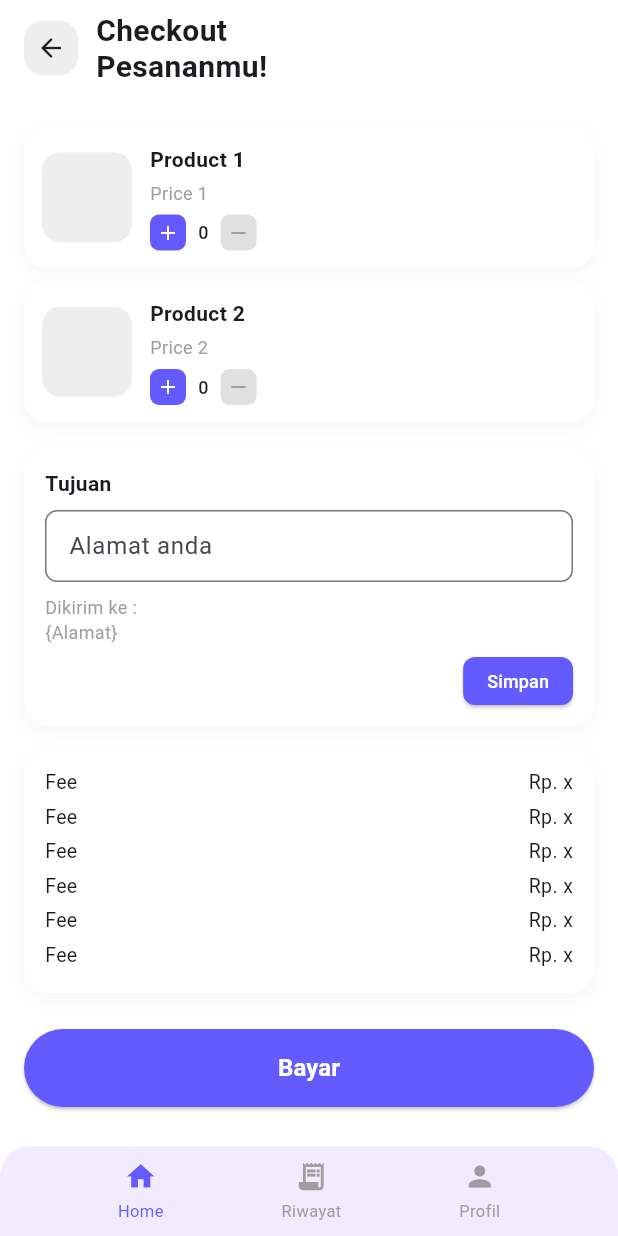
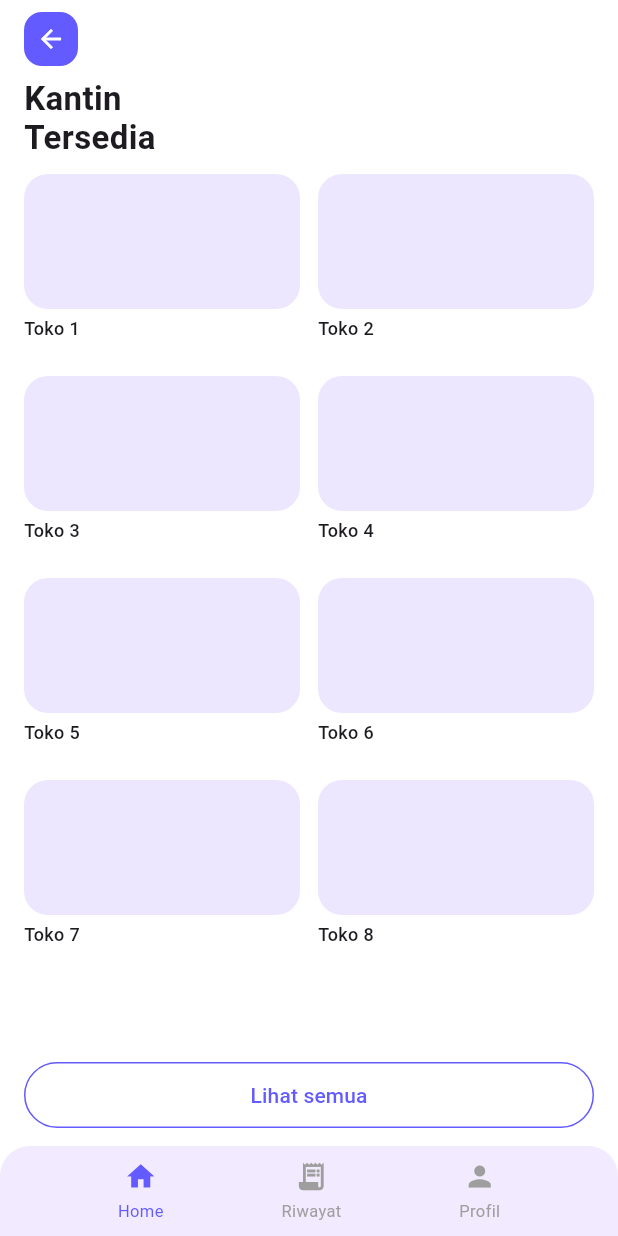
Before and after one commit to rsyafdhil/eato-app, a Flutter app: the screen it shows after launch, on a phone screen of 412 x 824 dp. Run offline on Flutter 3.47's test engine with Material 3 defaults, Android fonts, the light colour scheme and no system bars.

Commit message:
Menambahkan kantin page

```diff
--- a/lib/main.dart
+++ b/lib/main.dart
@@ -1,5 +1,6 @@
+import 'package:eato_app/pages/kantin_page.dart';
 import 'package:flutter/material.dart';
-import 'pages/checkout_page.dart';
+import 'pages/kantin_page.dart';
 
 void main() {
   runApp(const MyApp());
@@ -32,7 +33,7 @@ class MyApp extends StatelessWidget {
         // tested with just a hot reload.
         colorScheme: ColorScheme.fromSeed(seedColor: Colors.deepPurple),
       ),
-      home: const CheckoutPage(),
+      home: const KantinPage(),
     );
   }
 }
--- /dev/null
+++ b/lib/pages/kantin_page.dart
@@ -0,0 +1,204 @@
+import 'package:flutter/material.dart';
+
+class KantinPage extends StatefulWidget {
+  const KantinPage({super.key});
+
+  @override
+  State<KantinPage> createState() => _KantinPageState();
+}
+
+class _KantinPageState extends State<KantinPage> {
+  final List<String> _allKantin = [
+    'Toko 1','Toko 2','Toko 3','Toko 4',
+    'Toko 5','Toko 6','Toko 7','Toko 8',
+    'Toko 9','Toko 10','Toko 11','Toko 12',
+  ];
+
+  bool _showAll = false;
+
+  @override
+  Widget build(BuildContext context) {
+    final kantinToShow = _showAll ? _allKantin : _allKantin.take(8).toList();
+
+    return Scaffold(
+      backgroundColor: Colors.white,
+      body: SafeArea(
+        child: Column(
+          children: [
+            // AppBar
+            Padding(
+              padding: const EdgeInsets.symmetric(horizontal: 16, vertical: 8),
+              child: Row(
+                children: [
+                  Container(
+                    width: 36,
+                    height: 36,
+                    decoration: BoxDecoration(
+                      color: const Color(0xFF635BFF),
+                      borderRadius: BorderRadius.circular(12),
+                    ),
+                    child: const Icon(Icons.arrow_back,
+                        color: Colors.white, size: 20),
+                  ),
+                  const SizedBox(width: 12),
+                ],
+              ),
+            ),
+            const Padding(
+              padding: EdgeInsets.symmetric(horizontal: 16),
+              child: Align(
+                alignment: Alignment.centerLeft,
+                child: Text(
+                  "Kantin\nTersedia",
+                  style: TextStyle(
+                    fontSize: 22,
+                    fontWeight: FontWeight.bold,
+                    height: 1.2,
+                  ),
+                ),
+              ),
+            ),
+            const SizedBox(height: 12),
+
+            // BAGIAN YANG SCROLL: grid kantin
+            Expanded(
+              child: GridView.builder(
+                padding: const EdgeInsets.symmetric(horizontal: 16),
+                gridDelegate:
+                    const SliverGridDelegateWithFixedCrossAxisCount(
+                  crossAxisCount: 2,
+                  mainAxisSpacing: 12,
+                  crossAxisSpacing: 12,
+                  childAspectRatio: 3 / 2, // atur proporsi kartu
+                ),
+                itemCount: kantinToShow.length,
+                itemBuilder: (context, index) {
+                  return _KantinCard(namaKantin: kantinToShow[index]);
+                },
+              ),
+            ),
+
+            // Tombol lihat semua + bottom nav (tidak ikut scroll)
+            Padding(
+              padding:
+                  const EdgeInsets.symmetric(horizontal: 16, vertical: 12),
+              child: SizedBox(
+                width: double.infinity,
+                height: 44,
+                child: OutlinedButton(
+                  style: OutlinedButton.styleFrom(
+                    shape: RoundedRectangleBorder(
+                      borderRadius: BorderRadius.circular(24),
+                    ),
+                    side: const BorderSide(color: Color(0xFF635BFF)),
+                  ),
+                  onPressed: () {
+                    setState(() {
+                      _showAll = !_showAll;
+                    });
+                  },
+                  child: Text(
+                    _showAll ? "Tampilkan sedikit" : "Lihat semua",
+                    style: const TextStyle(
+                      color: Color(0xFF635BFF),
+                      fontWeight: FontWeight.w500,
+                    ),
+                  ),
+                ),
+              ),
+            ),
+
+            const _BottomNavBar(currentIndex: 0),
+          ],
+        ),
+      ),
+    );
+  }
+}
+
+class _KantinCard extends StatelessWidget {
+  final String namaKantin;
+  const _KantinCard({required this.namaKantin});
+
+  @override
+  Widget build(BuildContext context) {
+    return Column(
+      crossAxisAlignment: CrossAxisAlignment.start,
+      children: [
+        Container(
+          height: 90,
+          decoration: BoxDecoration(
+            color: const Color(0xFFEDE6FF),
+            borderRadius: BorderRadius.circular(16),
+          ),
+        ),
+        const SizedBox(height: 4),
+        Text(
+          namaKantin,
+          style: const TextStyle(
+            fontSize: 12,
+            fontWeight: FontWeight.w500,
+          ),
+        ),
+      ],
+    );
+  }
+}
+
+class _BottomNavBar extends StatelessWidget {
+  final int currentIndex;
+  const _BottomNavBar({required this.currentIndex});
+
+  @override
+  Widget build(BuildContext context) {
+    return Container(
+      height: 60,
+      decoration: const BoxDecoration(
+        color: Color(0xFFF2EAFE),
+        borderRadius: BorderRadius.vertical(top: Radius.circular(20)),
+      ),
+      child: Row(
+        mainAxisAlignment: MainAxisAlignment.spaceEvenly,
+        children: const [
+          _BottomNavItem(icon: Icons.home, label: "Home", index: 0),
+          _BottomNavItem(icon: Icons.receipt_long, label: "Riwayat", index: 1),
+          _BottomNavItem(icon: Icons.person, label: "Profil", index: 2),
+        ],
+      ),
+    );
+  }
+}
+
+class _BottomNavItem extends StatelessWidget {
+  final IconData icon;
+  final String label;
+  final int index;
+  const _BottomNavItem({
+    required this.icon,
+    required this.label,
+    required this.index,
+  });
+
+  @override
+  Widget build(BuildContext context) {
+    final bool isActive = index == 0;
+    return Column(
+      mainAxisAlignment: MainAxisAlignment.center,
+      children: [
+        Icon(
+          icon,
+          size: 22,
+          color: isActive ? const Color(0xFF635BFF) : Colors.grey,
+        ),
+        const SizedBox(height: 4),
+        Text(
+          label,
+          style: TextStyle(
+            fontSize: 11,
+            color: isActive ? const Color(0xFF635BFF) : Colors.grey,
+          ),
+        ),
+      ],
+    );
+  }
+}
```
